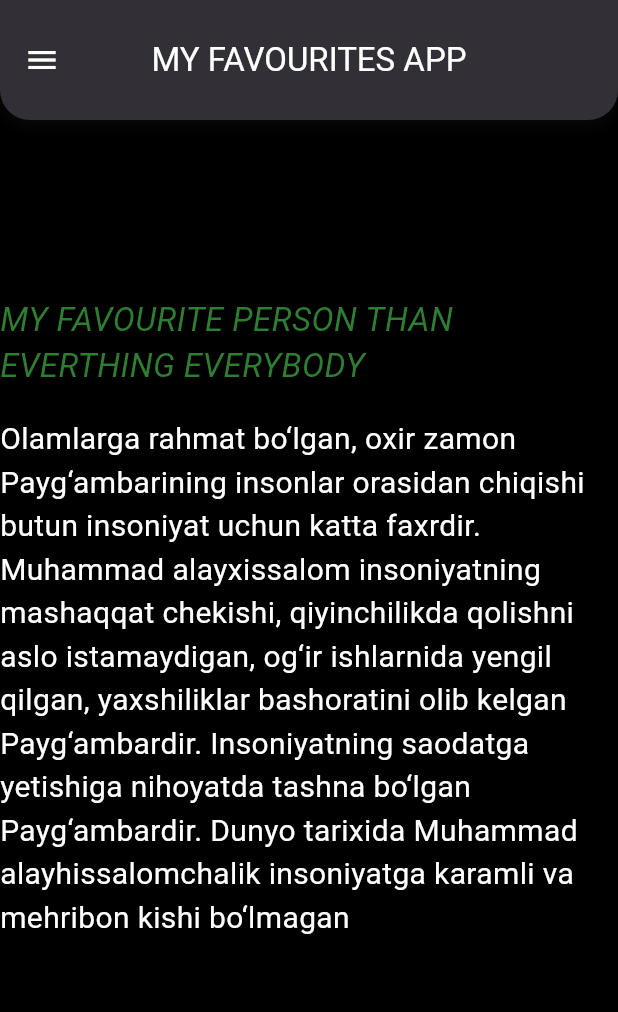
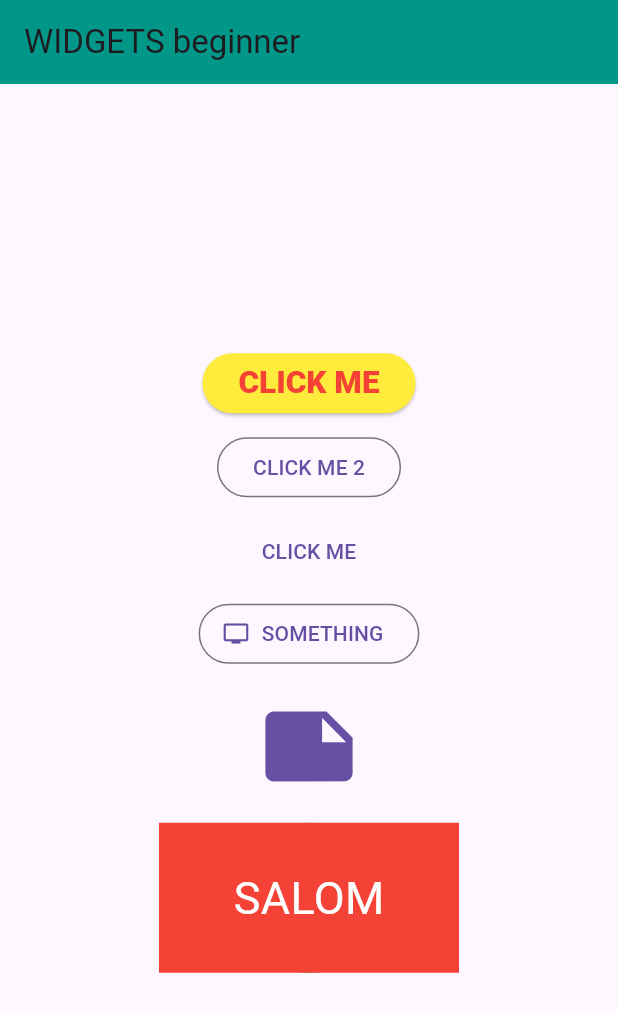
Before and after one commit to dadaxon1106/beginner_widgets_homework, a Flutter app: the screen it shows after launch, on a phone screen of 412 x 824 dp. Shown: the top 1012 px of the screen. Run offline on Flutter 3.47's test engine with Material 2 defaults, Android fonts, the phone set to English and light mode, and no system bars.

Commit message:
added buttons

```diff
--- a/lib/main.dart
+++ b/lib/main.dart
@@ -1,8 +1,10 @@
-import 'package:begginer_widgets_homework/actorspage/actor_view.dart';
-import 'package:begginer_widgets_homework/famouspersonspage/famous_persons_page.dart';
-import 'package:begginer_widgets_homework/footballpaleyerspage/football_players_page.dart';
-import 'package:begginer_widgets_homework/mainpage/main_view.dart';
-import 'package:begginer_widgets_homework/singerspage/singers_view.dart';
+// import 'package:begginer_widgets_homework/actorspage/actor_view.dart';
+// import 'package:begginer_widgets_homework/famouspersonspage/famous_persons_page.dart';
+// import 'package:begginer_widgets_homework/footballpaleyerspage/football_players_page.dart';
+// import 'package:begginer_widgets_homework/mainpage/main_view.dart';
+// import 'package:begginer_widgets_homework/singerspage/singers_view.dart';
+// import 'package:begginer_widgets_homework/widgetspage/widgets_page.dart';
+import 'package:begginer_widgets_homework/widgetspage/widgets_page.dart';
 import 'package:flutter/material.dart';
 
 void main(List<String> args) {
@@ -16,14 +18,7 @@ class MyApp extends StatelessWidget {
     return MaterialApp(
       debugShowCheckedModeBanner: false,
       theme: ThemeData(useMaterial3: true),
-      initialRoute: MainPage.route,
-      routes: {
-        MainPage.route: (context) => const MainPage(),
-        FootballPlayersPage.route: (context) => const FootballPlayersPage(),
-        ActorPage.route: (context) => const ActorPage(),
-        SingerPage.route: (context) => const SingerPage(),
-        FamousPage.route: (context) => const FamousPage(),
-      },
+      home: const WidgetPage(),
     );
   }
 }
--- a/lib/mainpage/main_view.dart
+++ b/lib/mainpage/main_view.dart
@@ -26,28 +26,9 @@ class MainPage extends StatelessWidget {
         ),
         toolbarHeight: 80,
       ),
-      body: Center(
+      body: const Center(
         child: Column(
           mainAxisAlignment: MainAxisAlignment.center,
-          children: [
-            Text(
-              "MY FAVOURITE PERSON THAN EVERTHING EVERYBODY",
-              style: TextStyle(
-                  color: Colors.green.shade800,
-                  fontSize: 22,
-                  fontStyle: FontStyle.italic),
-            ),
-            const SizedBox(
-              height: 19,
-            ),
-            const Text(
-              "Olamlarga rahmat bo‘lgan, oxir zamon Payg‘ambarining insonlar orasidan chiqishi butun insoniyat uchun katta faxrdir. Muhammad alayxissalom insoniyatning mashaqqat chekishi, qiyinchilikda qolishni aslo istamaydigan, og‘ir ishlarnida yengil qilgan, yaxshiliklar bashoratini olib kelgan Payg‘ambardir. Insoniyatning saodatga yetishiga nihoyatda tashna bo‘lgan Payg‘ambardir. Dunyo tarixida Muhammad alayhissalomchalik insoniyatga karamli va mehribon kishi bo‘lmagan",
-              style: TextStyle(
-                color: Colors.white,
-                fontSize: 20,
-              ),
-            ),
-          ],
         ),
       ),
       drawer: Drawer(
--- /dev/null
+++ b/lib/widgetspage/widgets_page.dart
@@ -0,0 +1,80 @@
+import 'package:flutter/material.dart';
+import "package:flutter/cupertino.dart";
+
+class WidgetPage extends StatelessWidget {
+  const WidgetPage({super.key});
+  @override
+  Widget build(BuildContext context) {
+    return Scaffold(
+      appBar: AppBar(
+        title: const Text("WIDGETS beginner"),
+        backgroundColor: Colors.teal,
+      ),
+      body: Center(
+        child: Column(
+          mainAxisAlignment: MainAxisAlignment.center,
+          children: [
+            ElevatedButton(
+              onPressed: () {
+                debugPrint("CLICKED");
+              },
+              child: const Text("CLICK ME"),
+              style: ElevatedButton.styleFrom(
+                backgroundColor: Colors.yellow,
+                foregroundColor: Colors.red,
+                textStyle: const TextStyle(
+                  fontSize: 21,
+                  fontWeight: FontWeight.w800,
+                ),
+              ),
+            ),
+            const SizedBox(
+              height: 8,
+            ),
+            OutlinedButton(
+              onPressed: () {},
+              child: const Text("CLICK ME 2"),
+            ),
+            const SizedBox(
+              height: 8,
+            ),
+            TextButton(
+              onPressed: () {},
+              child: const Text("CLICK ME"),
+            ),
+            const SizedBox(
+              height: 7,
+            ),
+            OutlinedButton.icon(
+              onPressed: () {},
+              icon: const Icon(Icons.tv),
+              label: const Text("SOMETHING"),
+            ),
+            CupertinoButton(
+              child: const Icon(
+                Icons.note,
+                size: 70,
+              ),
+              onPressed: () {
+                debugPrint("CUPERTINO CLICKED");
+              },
+            ),
+            Container(
+              height: 100,
+              width: 200,
+              color: Colors.red,
+              alignment: Alignment.center,
+              decoration: BoxDecoration(
+                  border: Border.all(color: Colors.green, width: 6),
+                  shape: BoxShape.circle),
+              child: const Text(
+                "SALOM",
+                style: TextStyle(color: Colors.white, fontSize: 30),
+              ),
+            ),
+          ],
+        ),
+      ),
+    );
+  }
+}
```
